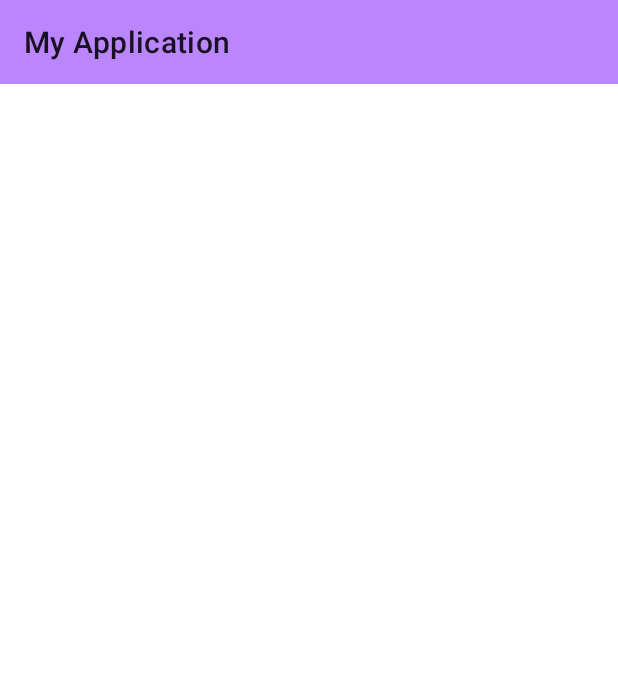
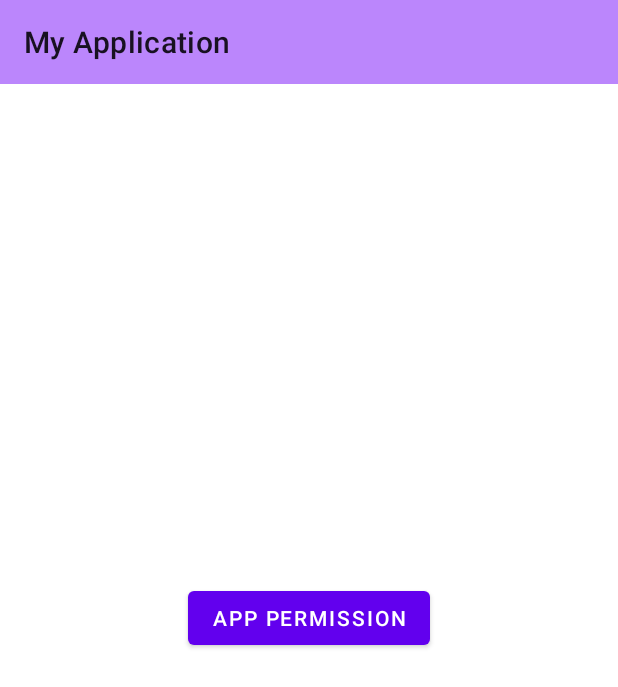
Before and after one commit to Tirth24052002/Android, an Android app: the screen it shows after launch (MainActivity), on a phone screen of 412 x 824 dp. Shown: the top 687 px of the screen. Run offline under Robolectric (Android 15) with nearby library versions, the phone set to English and light mode, and no system bars.

Commit message:
android permission external storage permission

```diff
--- a/app/src/main/java/com/example/myapplication/MainActivity.java
+++ /dev/null
@@ -1,19 +0,0 @@
-package com.example.myapplication;
-
-import androidx.appcompat.app.AppCompatActivity;
-import androidx.appcompat.widget.Toolbar;
-
-import android.os.Bundle;
-
-
-public class MainActivity extends AppCompatActivity {
-
-    private Toolbar toolbar;
-    @Override
-    protected void onCreate(Bundle savedInstanceState) {
-        super.onCreate(savedInstanceState);
-        setContentView(R.layout.activity_main);
-        toolbar=findViewById(R.id.myTollBar);
-        setSupportActionBar(toolbar);
-    }
-}
--- /dev/null
+++ b/app/src/main/java/com/example/myapplication/MainActivity.kt
@@ -0,0 +1,28 @@
+package com.example.myapplication
+
+import android.content.Intent
+import android.os.Bundle
+import android.widget.Button
+import androidx.appcompat.app.AppCompatActivity
+import androidx.appcompat.widget.Toolbar
+import com.example.myapplication.permissons.RuntimePermissionActivity
+
+class MainActivity : AppCompatActivity() {
+    private var toolbar: Toolbar? = null
+    private lateinit var btnDifferentPermission: Button
+    override fun onCreate(savedInstanceState: Bundle?) {
+        super.onCreate(savedInstanceState)
+        setContentView(R.layout.activity_main)
+        toolbar = findViewById(R.id.myTollBar)
+        setSupportActionBar(toolbar)
+        setUpBtn()
+    }
+
+    private fun setUpBtn() {
+        btnDifferentPermission = findViewById(R.id.btnDifferentPermission)
+        btnDifferentPermission.setOnClickListener {
+            val intent = Intent(this, RuntimePermissionActivity::class.java)
+            startActivity(intent)
+        }
+    }
+}
--- a/app/src/main/res/layout/activity_main.xml
+++ b/app/src/main/res/layout/activity_main.xml
@@ -10,4 +10,14 @@
         layout="@layout/appbar"
         />
 
+    <Button
+        android:id="@+id/btnDifferentPermission"
+        android:layout_width="wrap_content"
+        android:layout_height="wrap_content"
+        android:text="App Permission"
+        app:layout_constraintBottom_toBottomOf="parent"
+        app:layout_constraintEnd_toEndOf="parent"
+        app:layout_constraintStart_toStartOf="parent"
+        app:layout_constraintTop_toTopOf="parent" />
+
 </androidx.constraintlayout.widget.ConstraintLayout>
--- a/build.gradle
+++ b/build.gradle
@@ -2,4 +2,5 @@
 plugins {
     id 'com.android.application' version '7.4.1' apply false
     id 'com.android.library' version '7.4.1' apply false
+    id 'org.jetbrains.kotlin.android' version '1.9.0' apply false
 }
```
Also changed, not shown: app/build.gradle (+8 -2 lines), app/src/main/AndroidManifest.xml (+12 -1 lines), app/src/main/java/com/example/myapplication/permissons/Dialoges.kt (added, +38 -0 lines), app/src/main/java/com/example/myapplication/permissons/FilePickerContract.kt (added, +19 -0 lines), app/src/main/java/com/example/myapplication/permissons/RuntimePermissionActivity.kt (added, +71 -0 lines), app/src/main/res/layout/activity_runtime_permission.xml (added, +27 -0 lines).
